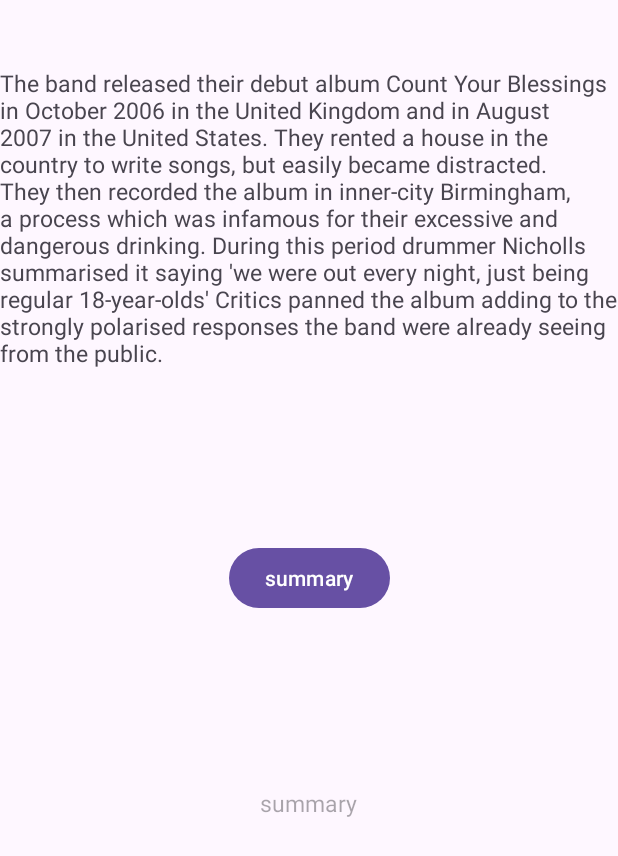
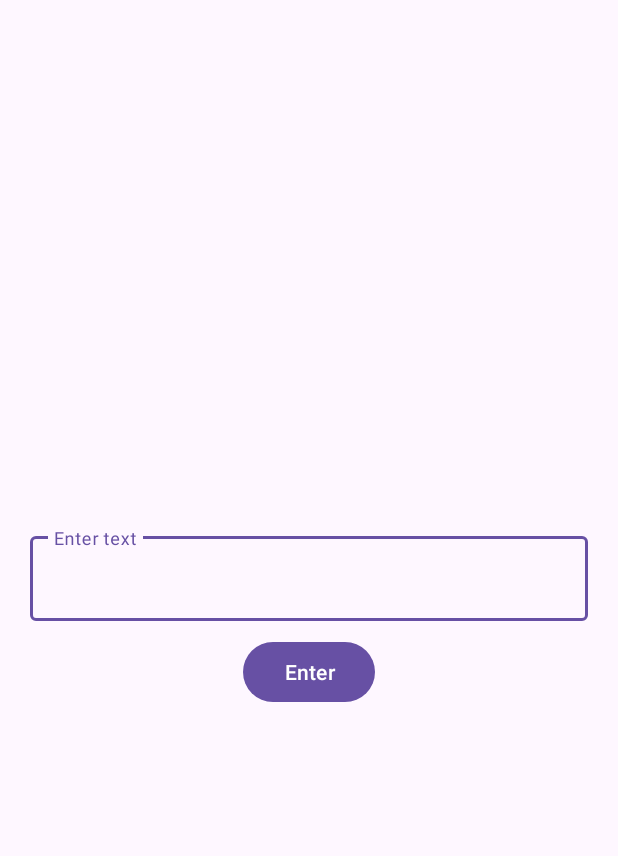
Before and after one commit to a-lexandra/notes_speech, an Android app: the test screen opened directly, with no data from a screen before it, on a phone screen of 412 x 824 dp. Shown: the top 856 px of the screen. Run offline under Robolectric (Android 15) with nearby library versions, the phone set to English and light mode, and no system bars; our stand-ins replace Volley; network calls fail.

Commit message:
9.05.2025

```diff
--- a/app/build.gradle.kts
+++ b/app/build.gradle.kts
@@ -46,8 +46,8 @@ dependencies {
     implementation ("com.google.code.gson:gson:2.11.0")
     implementation ("com.android.volley:volley:1.2.1")
     implementation("org.json:json:20250107")
-    implementation("org.apache.httpcomponents.client5:httpclient5:5.5-alpha1")
-    implementation ("com.squareup.okhttp3:okhttp:4.12.0")
+    //implementation("org.apache.httpcomponents.client5:httpclient5:5.5-alpha1")
+    //implementation ("com.squareup.okhttp3:okhttp:4.12.0")
 
 
 
--- a/app/src/main/java/com/example/notesspeech/OpenAIService.java
+++ b/app/src/main/java/com/example/notesspeech/OpenAIService.java
@@ -1,4 +1,4 @@
-package com.example.notesspeech;
+/*package com.example.notesspeech;
 
 import android.os.Bundle;
 import android.view.View;
@@ -51,4 +51,4 @@ public class OpenAIService extends AppCompatActivity {
 
         client.newCall(request).enqueue(callback);
     }
-}
+}*/
--- a/app/src/main/java/com/example/notesspeech/create_account.java
+++ b/app/src/main/java/com/example/notesspeech/create_account.java
@@ -63,7 +63,7 @@ public class create_account extends AppCompatActivity {
                 password = String.valueOf(inputPassword.getText());
 
                 RequestQueue queue = Volley.newRequestQueue(getApplicationContext());
-                String url ="http://10.200.3.145/login/register.php";
+                String url ="http://10.200.3.77/login/register.php";
 
                 StringRequest stringRequest = new StringRequest(Request.Method.POST, url,
                         new Response.Listener<String>() {
--- a/app/src/main/java/com/example/notesspeech/test.java
+++ b/app/src/main/java/com/example/notesspeech/test.java
@@ -1,75 +1,78 @@
 package com.example.notesspeech;
 
+
+import android.content.Intent;
 import android.os.Bundle;
 import android.view.View;
 import android.widget.Button;
 import android.widget.TextView;
+import android.widget.Toast;
 
 import androidx.activity.EdgeToEdge;
-import androidx.annotation.NonNull;
 import androidx.appcompat.app.AppCompatActivity;
-import androidx.core.graphics.Insets;
-import androidx.core.view.ViewCompat;
-import androidx.core.view.WindowInsetsCompat;
 
-import com.google.gson.JsonArray;
-import com.google.gson.JsonObject;
+import com.android.volley.Request;
+import com.android.volley.RequestQueue;
+import com.android.volley.Response;
+import com.android.volley.VolleyError;
+import com.android.volley.toolbox.StringRequest;
+import com.android.volley.toolbox.Volley;
+import com.google.android.material.textfield.TextInputEditText;
 
-import java.io.IOException;
-
-import okhttp3.Call;
-import okhttp3.Callback;
-import okhttp3.Response;
+import java.util.HashMap;
+import java.util.Map;
 
 public class test extends AppCompatActivity {
-
-    private OpenAIService openAIService;
-    private TextView text;
-    private TextView summary;
+    TextInputEditText inputText;
+    Button submit;
+    String text;
+    TextView errorMsg;
 
     @Override
-    protected void onCreate(Bundle savedInstanceState) {
+    public void onCreate(Bundle savedInstanceState) {
         super.onCreate(savedInstanceState);
+        EdgeToEdge.enable(this);
         setContentView(R.layout.activity_test);
 
-        openAIService = new OpenAIService();
-        text = (TextView) findViewById(R.id.summaryTEST);
-        summary = findViewById(R.id.summaryTEST);
+        inputText = findViewById(R.id.texttest);
+        submit = findViewById(R.id.buttontest);
+        errorMsg = findViewById(R.id.errortest);
 
+        submit.setOnClickListener(new View.OnClickListener() {
+            @Override
+            public void onClick(View v) {
+                text = String.valueOf(inputText.getText());
 
-        Button buttonTest = findViewById(R.id.buttonTEST);
+                RequestQueue queue = Volley.newRequestQueue(getApplicationContext());
+                String url="http://10.200.3.77/login/text.php";
 
-        buttonTest.setOnClickListener(v -> {
-            String msg = String.valueOf(text);
-            if(!msg.isEmpty()){
-                openAIService.sendMessage(msg, new Callback() {
+                StringRequest stringRequest = new StringRequest(Request.Method.POST, url,
+                        new Response.Listener<String>() {
+                            @Override
+                            public void onResponse(String response) {
+                                if(response.equals("success")){
+                                    Toast.makeText(getApplicationContext(), "Successfully saved text", Toast.LENGTH_SHORT).show();
+
+                                } else {
+                                    errorMsg.setText(response);
+                                    errorMsg.setVisibility(View.VISIBLE);
+                                }
+                            }
+                        }, new Response.ErrorListener() {
                     @Override
-                    public void onFailure(@NonNull Call call, @NonNull IOException e) {
-                        runOnUiThread(() -> summary.setText("Error: " + e.getMessage()));
+                    public void onErrorResponse(VolleyError error) {
+                        errorMsg.setText(error.getLocalizedMessage());
+                        errorMsg.setVisibility(View.VISIBLE);
                     }
-
-                    @Override
-                    public void onResponse(@NonNull Call call, @NonNull Response response) throws IOException {
-                        String responseBody = response.body().string();
-                        runOnUiThread(()-> summary.setText(parseResponse(responseBody)));
+                }){
+                    protected Map<String, String> getParams(){
+                        Map<String, String> paramV = new HashMap<>();
+                        paramV.put("text", text);
+                        return paramV;
                     }
-                });
+                };
+                queue.add(stringRequest);
             }
         });
     }
-
-
-    private String parseResponse(String responseBody){
-        try{
-            JsonObject jsonObject = new JsonObject();
-            JsonArray choices = jsonObject.getAsJsonArray("choices");
-
-            if(choices != null && choices.size()>0){
-                return choices.get(0).getAsJsonObject().getAsJsonObject("message").get("content").getAsString();
-            }
-        } catch (Exception e){
-            return "Error parsing response";
-        }
-        return "No response from AI";
-    }
 }
--- a/app/src/main/res/layout/activity_test.xml
+++ b/app/src/main/res/layout/activity_test.xml
@@ -1,44 +1,40 @@
 <?xml version="1.0" encoding="utf-8"?>
-<androidx.constraintlayout.widget.ConstraintLayout xmlns:android="http://schemas.android.com/apk/res/android"
+<LinearLayout xmlns:android="http://schemas.android.com/apk/res/android"
     xmlns:app="http://schemas.android.com/apk/res-auto"
     xmlns:tools="http://schemas.android.com/tools"
     android:id="@+id/main"
     android:layout_width="match_parent"
     android:layout_height="match_parent"
-    tools:context=".test">
+    tools:context=".test"
+    android:gravity="center"
+    android:orientation="vertical">
+
+    <com.google.android.material.textfield.TextInputLayout
+        android:layout_width="match_parent"
+        android:layout_height="wrap_content"
+        android:layout_marginStart="20dp"
+        android:layout_marginEnd="20dp"
+        android:layout_marginBottom="10dp">
+        <com.google.android.material.textfield.TextInputEditText
+            android:layout_width="match_parent"
+            android:layout_height="wrap_content"
+            android:id="@+id/texttest"
+            android:hint="Enter text"/>
+    </com.google.android.material.textfield.TextInputLayout>
 
     <TextView
-        android:id="@+id/testText"
         android:layout_width="wrap_content"
         android:layout_height="wrap_content"
-        android:text="The band released their debut album Count Your Blessings in October 2006 in the United Kingdom and in August 2007 in the United States. They rented a house in the country to write songs, but easily became distracted. They then recorded the album in inner-city Birmingham, a process which was infamous for their excessive and dangerous drinking. During this period drummer Nicholls summarised it saying 'we were out every night, just being regular 18-year-olds' Critics panned the album adding to the strongly polarised responses the band were already seeing from the public."
-        android:textSize="15dp"
-        app:layout_constraintBottom_toBottomOf="parent"
-        app:layout_constraintEnd_toEndOf="parent"
-        app:layout_constraintHorizontal_bias="0.0"
-        app:layout_constraintStart_toStartOf="parent"
-        app:layout_constraintTop_toTopOf="parent"
-        app:layout_constraintVertical_bias="0.072" />
+        android:id="@+id/errortest"
+        android:text="error saving text"
+        android:visibility="gone"
+        android:layout_marginTop="10dp"
+        android:layout_marginBottom="10dp"/>
 
-    <TextView
-        android:id="@+id/summaryTEST"
+    <Button
         android:layout_width="wrap_content"
         android:layout_height="wrap_content"
-        android:hint="summary"
-        android:textSize="15dp"
-        app:layout_constraintBottom_toBottomOf="parent"
-        app:layout_constraintEnd_toEndOf="parent"
-        app:layout_constraintStart_toStartOf="parent"
-        app:layout_constraintTop_toBottomOf="@+id/testText" />
+        android:id="@+id/buttontest"
+        android:text="Enter"/>
 
-    <Button
-        android:id="@+id/buttonTEST"
-        android:layout_width="wrap_content"
-        android:layout_height="wrap_content"
-        android:text="summary"
-        app:layout_constraintBottom_toTopOf="@+id/summaryTEST"
-        app:layout_constraintEnd_toEndOf="parent"
-        app:layout_constraintStart_toStartOf="parent"
-        app:layout_constraintTop_toBottomOf="@+id/testText" />
-
-</androidx.constraintlayout.widget.ConstraintLayout>
+</LinearLayout>
```
Also changed, not shown: app/src/main/java/com/example/notesspeech/MainActivity2.java (+47 -7 lines), app/src/main/java/com/example/notesspeech/chat_gpt.java (+15 -18 lines), app/src/main/res/layout/activity_main2.xml (+14 -2 lines).
